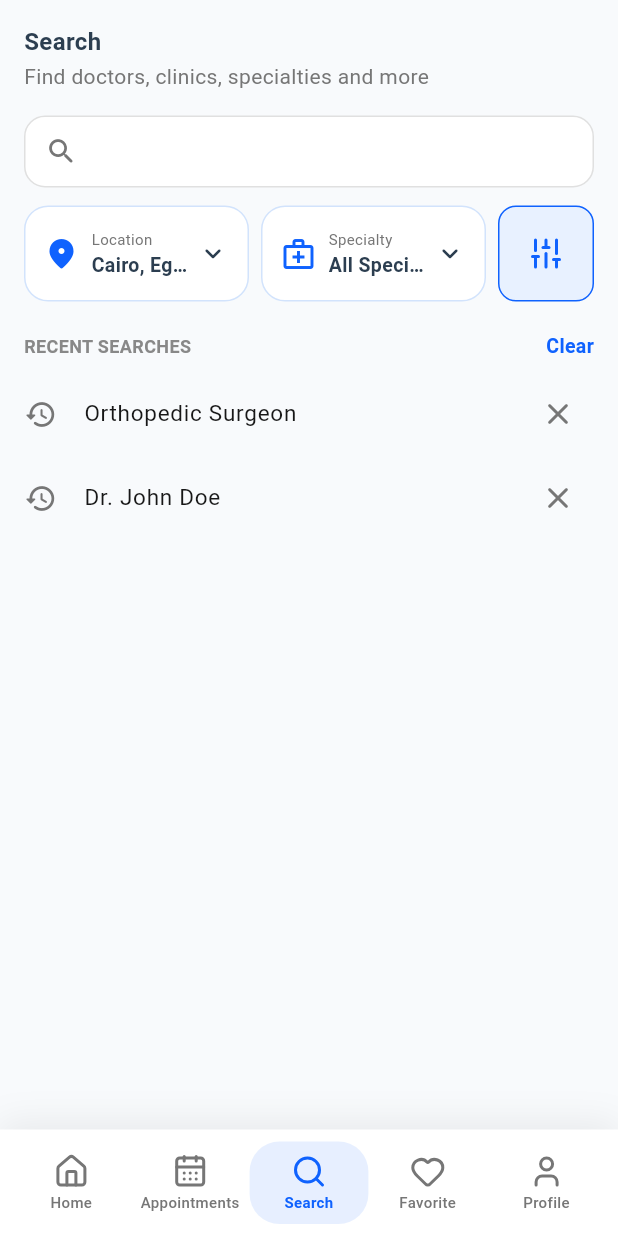
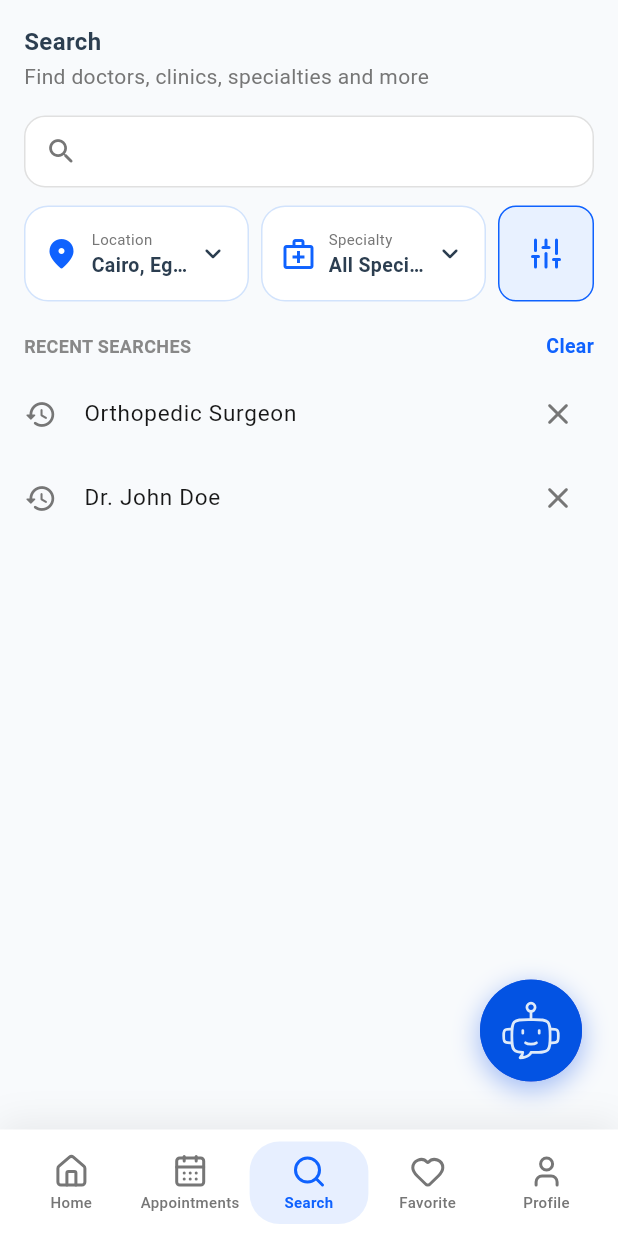
Before and after one commit to EsraaAhmed886/appoynt-api, a Flutter app: the HomePage screen opened by its route, after a tap on "Search doctors, specialties...", on a phone screen of 412 x 824 dp. Run offline on Flutter 3.47's test engine with Material 3 defaults, Android fonts, the phone set to English and light mode, and no system bars; our stand-ins replace connectivity_plus, dartz, dio, equatable, flutter_bloc, flutter_secure_storage and 8 more; accounts and stored records are empty.

Commit message:
[APPOYNT-169][MOBILE][FEATURE]: Lift AskAiFab to global navigation shell and fix bottom nav clearance

```diff
--- a/appoynt_moblie_app/lib/features/home/presentation/pages/home_page.dart
+++ b/appoynt_moblie_app/lib/features/home/presentation/pages/home_page.dart
@@ -26,6 +26,8 @@ import 'package:appoynt_mobile_app/features/favorites/presentation/pages/favorit
 import 'package:appoynt_mobile_app/features/notifications/presentation/pages/notifications_page.dart';
 // Importing AppointmentsPage widget screen definition
 import 'package:appoynt_mobile_app/features/appointments/presentation/pages/appointments_page.dart';
+// Importing AskAiFab widget definition
+import 'package:appoynt_mobile_app/features/appointments/presentation/widgets/ask_ai_fab.dart';
 
 // Defining the HomePage stateful widget representation
 class HomePage extends StatefulWidget {
@@ -162,6 +164,23 @@ class _HomePageState extends State<HomePage> {
                             label: localizations.dummy_search_tab_label,
                           ),
       ),
+      // Global floating AI assistant action button
+      floatingActionButton: Padding(
+        padding: const EdgeInsets.only(bottom: 16.0, right: 8.0),
+        child: AskAiFab(
+          onTap: () {
+            // Open AI Assistant Chat Screen / Modal BottomSheet
+            ScaffoldMessenger.of(context).showSnackBar(
+              const SnackBar(
+                content: Text('Opening AI Medical Assistant...'),
+                duration: Duration(seconds: 1),
+              ),
+            );
+          },
+        ),
+      ),
+      // Floating button location pinned to the end float
+      floatingActionButtonLocation: FloatingActionButtonLocation.endFloat,
     );
   }
 
--- a/appoynt_moblie_app/lib/features/search/presentation/pages/search_page.dart
+++ b/appoynt_moblie_app/lib/features/search/presentation/pages/search_page.dart
@@ -38,6 +38,7 @@ import 'package:appoynt_mobile_app/features/shared/widgets/doctor_card.dart';
 import 'package:appoynt_mobile_app/features/search/presentation/widgets/search_sort_bottom_sheet.dart';
 import 'package:appoynt_mobile_app/core/routing/routes.dart';
 import 'package:appoynt_mobile_app/features/doctor_profile/presentation/pages/doctor_profile_page.dart';
+import 'package:appoynt_mobile_app/features/appointments/presentation/widgets/ask_ai_fab.dart';
 
 
 // Local layout dimensions class to strictly eliminate hardcoded numbers
@@ -432,27 +433,6 @@ class _SearchPageState extends State<SearchPage> {
                           // Switch widget representing different search statuses (dynamic body states)
                           child: _build_dynamic_body(context, state, cubit, localizations, is_dark),
                         ),
-                        // Fixed Bottom Navigation Bar component shown only when soft keyboard is closed
-                        if (0 == MediaQuery.of(context).viewInsets.bottom)
-                          AppBottomNavBar(
-                            // Highlight Search tab as active index 2
-                            selected_index: 2,
-                          // Handle tap on navigation items
-                          on_tap: (index) {
-                            // Check if page remains mounted using Yoda style check
-                            if (true == context.mounted) {
-                              // If search tab is tapped, do nothing since we are already on search page
-                              if (2 == index) {
-                                // Do nothing
-                              } else {
-                                // Dismiss dedicated search screen returning the selected index to the home screen
-                                Navigator.of(context).pop(index);
-                              }
-                            } else {
-                              // Empty block
-                            }
-                          },
-                        ),
                       ],
                     ),
                   ),
@@ -584,6 +564,38 @@ class _SearchPageState extends State<SearchPage> {
                   const SizedBox.shrink(),
               ],
             ),
+            // Fixed Bottom Navigation Bar component shown only when soft keyboard is closed
+            bottomNavigationBar: 0 == MediaQuery.of(context).viewInsets.bottom
+                ? AppBottomNavBar(
+                    selected_index: 2,
+                    on_tap: (index) {
+                      if (true == context.mounted) {
+                        if (2 == index) {
+                          // Do nothing
+                        } else {
+                          Navigator.of(context).pop(index);
+                        }
+                      }
+                    },
+                  )
+                : null,
+            // Global floating AI assistant action button
+            floatingActionButton: Padding(
+              padding: const EdgeInsets.only(bottom: 16.0, right: 8.0),
+              child: AskAiFab(
+                onTap: () {
+                  // Open AI Assistant Chat / BottomSheet
+                  ScaffoldMessenger.of(context).showSnackBar(
+                    const SnackBar(
+                      content: Text('Opening AI Medical Assistant...'),
+                      duration: Duration(seconds: 1),
+                    ),
+                  );
+                },
+              ),
+            ),
+            // Floating button location pinned to the end float
+            floatingActionButtonLocation: FloatingActionButtonLocation.endFloat,
           );
         },
       ),
```
Also changed, not shown: appoynt_moblie_app/lib/features/appointments/presentation/pages/appointments_page.dart (+0 -12 lines).
